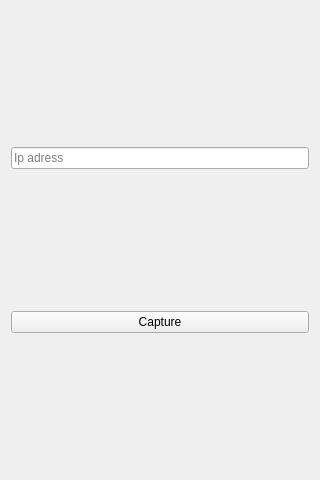
First picture: the form in mainwindow.ui, repository yoms/CamControl-AndroidClient, before the edit.
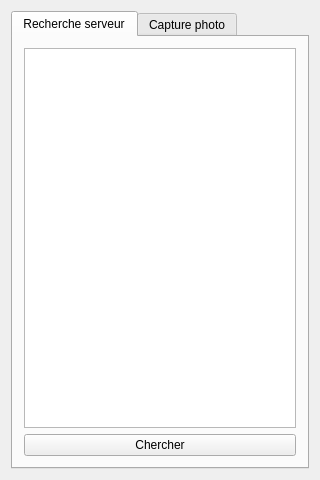
Second picture: the form after the edit.

Commit message: Add research server feature

Patch:
```diff
--- a/mainwindow.ui
+++ b/mainwindow.ui
@@ -14,19 +14,43 @@
    <string>MainWindow</string>
   </property>
   <widget class="QWidget" name="centralWidget">
-   <layout class="QVBoxLayout" name="verticalLayout">
-    <item>
-     <widget class="QLineEdit" name="_hostLineEdit">
-      <property name="placeholderText">
-       <string>Ip adress</string>
+   <layout class="QGridLayout" name="gridLayout_2">
+    <item row="0" column="1">
+     <widget class="QTabWidget" name="tabWidget">
+      <property name="currentIndex">
+       <number>0</number>
       </property>
-     </widget>
-    </item>
-    <item>
-     <widget class="QPushButton" name="pushButton">
-      <property name="text">
-       <string>Capture</string>
-      </property>
+      <widget class="QWidget" name="searchTab">
+       <attribute name="title">
+        <string>Recherche serveur</string>
+       </attribute>
+       <layout class="QGridLayout" name="gridLayout">
+        <item row="2" column="0">
+         <widget class="QPushButton" name="_searchPushButton">
+          <property name="text">
+           <string>Chercher</string>
+          </property>
+         </widget>
+        </item>
+        <item row="1" column="0">
+         <widget class="QListView" name="_serverListView"/>
+        </item>
+       </layout>
+      </widget>
+      <widget class="QWidget" name="captureTab">
+       <attribute name="title">
+        <string>Capture photo</string>
+       </attribute>
+       <layout class="QGridLayout" name="gridLayout_3">
+        <item row="0" column="0">
+         <widget class="QPushButton" name="_capturePushButton">
+          <property name="text">
+           <string>PushButton</string>
+          </property>
+         </widget>
+        </item>
+       </layout>
+      </widget>
      </widget>
     </item>
    </layout>
```
The commit also changes 10 other files.
